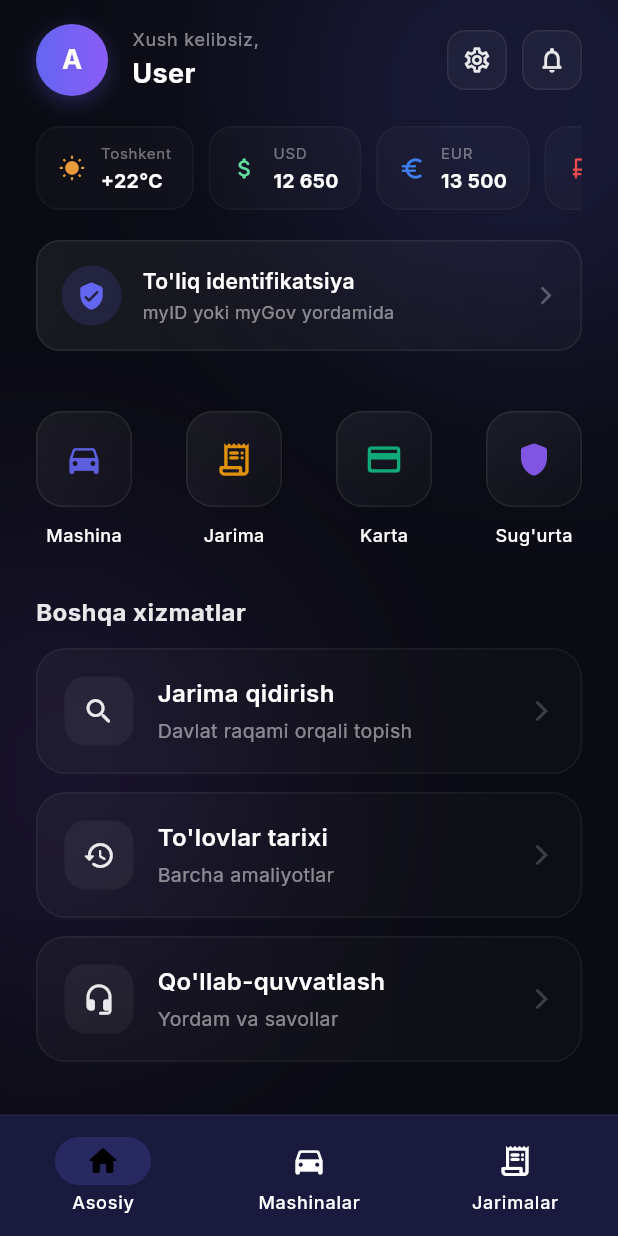
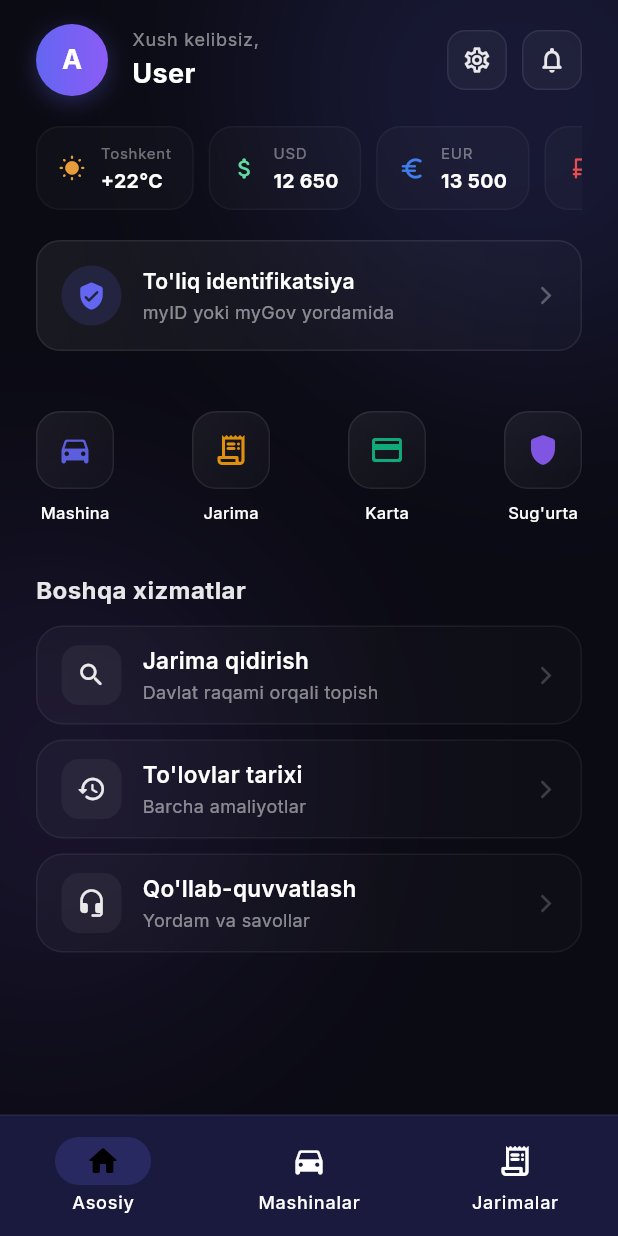
Before and after one commit to Jasurbek414/DriveON, a Flutter app: the HomeScreen screen opened by its route, on a phone screen of 412 x 824 dp. Run offline on Flutter 3.47's test engine with Material 3 defaults, Android fonts, the phone set to English and light mode, and no system bars; our stand-ins replace go_router, google_fonts, shared_preferences; accounts and stored records are empty; network calls fail.

Commit message:
Shrink all menus to a highly compact micro size

```diff
--- a/mobile/lib/screens/home_screen.dart
+++ b/mobile/lib/screens/home_screen.dart
@@ -153,29 +153,29 @@ class _HomeScreenState extends State<HomeScreen> {
       child: Column(
         children: [
           Container(
-            width: 64, height: 64,
+            width: 52, height: 52,
             decoration: BoxDecoration(
               gradient: LinearGradient(begin: Alignment.topLeft, end: Alignment.bottomRight, colors: [Colors.white.withOpacity(0.06), Colors.white.withOpacity(0.02)]),
-              borderRadius: BorderRadius.circular(18),
+              borderRadius: BorderRadius.circular(16),
               border: Border.all(color: Colors.white.withOpacity(0.08)),
             ),
             child: Stack(
               clipBehavior: Clip.none,
               children: [
-                Center(child: Icon(icon, color: color.withOpacity(0.9), size: 26)),
+                Center(child: Icon(icon, color: color.withOpacity(0.9), size: 24)),
                 if (badge != null) Positioned(
                   top: -6, right: -6,
                   child: Container(
-                    padding: const EdgeInsets.symmetric(horizontal: 6, vertical: 4),
-                    decoration: BoxDecoration(color: AppColors.error, borderRadius: BorderRadius.circular(10)),
-                    child: Text(badge, style: const TextStyle(color: Colors.white, fontSize: 11, fontWeight: FontWeight.bold)),
+                    padding: const EdgeInsets.symmetric(horizontal: 5, vertical: 3),
+                    decoration: BoxDecoration(color: AppColors.error, borderRadius: BorderRadius.circular(8)),
+                    child: Text(badge, style: const TextStyle(color: Colors.white, fontSize: 10, fontWeight: FontWeight.bold)),
                   ),
                 ),
               ],
             ),
           ),
-          const SizedBox(height: 10),
-          Text(label, style: const TextStyle(color: Colors.white, fontSize: 12, fontWeight: FontWeight.w500, letterSpacing: 0.3)),
+          const SizedBox(height: 8),
+          Text(label, style: const TextStyle(color: Colors.white, fontSize: 11, fontWeight: FontWeight.w500, letterSpacing: 0.2)),
         ],
       ),
     );
@@ -209,23 +209,23 @@ class _HomeScreenState extends State<HomeScreen> {
   }
 
   Widget _serviceRow(IconData icon, String title, String sub, VoidCallback onTap) {
-    return InkWell(onTap: onTap, borderRadius: BorderRadius.circular(20), child: Container(
-      margin: const EdgeInsets.only(bottom: 12), padding: const EdgeInsets.all(18),
+    return InkWell(onTap: onTap, borderRadius: BorderRadius.circular(18), child: Container(
+      margin: const EdgeInsets.only(bottom: 10), padding: const EdgeInsets.symmetric(horizontal: 16, vertical: 12),
       decoration: BoxDecoration(
         gradient: LinearGradient(begin: Alignment.centerLeft, end: Alignment.centerRight, colors: [Colors.white.withOpacity(0.03), Colors.white.withOpacity(0.01)]),
-        borderRadius: BorderRadius.circular(20),
+        borderRadius: BorderRadius.circular(18),
         border: Border.all(color: Colors.white.withOpacity(0.06)),
       ),
       child: Row(children: [
-        Container(padding: const EdgeInsets.all(12), decoration: BoxDecoration(color: Colors.white.withOpacity(0.05), borderRadius: BorderRadius.circular(14)),
-          child: Icon(icon, color: Colors.white.withOpacity(0.9), size: 22)),
-        const SizedBox(width: 16),
+        Container(padding: const EdgeInsets.all(10), decoration: BoxDecoration(color: Colors.white.withOpacity(0.05), borderRadius: BorderRadius.circular(12)),
+          child: Icon(icon, color: Colors.white.withOpacity(0.9), size: 20)),
+        const SizedBox(width: 14),
         Expanded(child: Column(crossAxisAlignment: CrossAxisAlignment.start, children: [
-          Text(title, style: const TextStyle(color: Colors.white, fontSize: 16, fontWeight: FontWeight.w600)),
-          const SizedBox(height: 4),
-          Text(sub, style: TextStyle(color: Colors.white.withOpacity(0.5), fontSize: 13)),
+          Text(title, style: const TextStyle(color: Colors.white, fontSize: 15, fontWeight: FontWeight.w600)),
+          const SizedBox(height: 2),
+          Text(sub, style: TextStyle(color: Colors.white.withOpacity(0.5), fontSize: 12)),
         ])),
-        Icon(Icons.arrow_forward_ios, color: Colors.white.withOpacity(0.2), size: 16),
+        Icon(Icons.arrow_forward_ios, color: Colors.white.withOpacity(0.2), size: 14),
       ]),
     ));
   }
```
